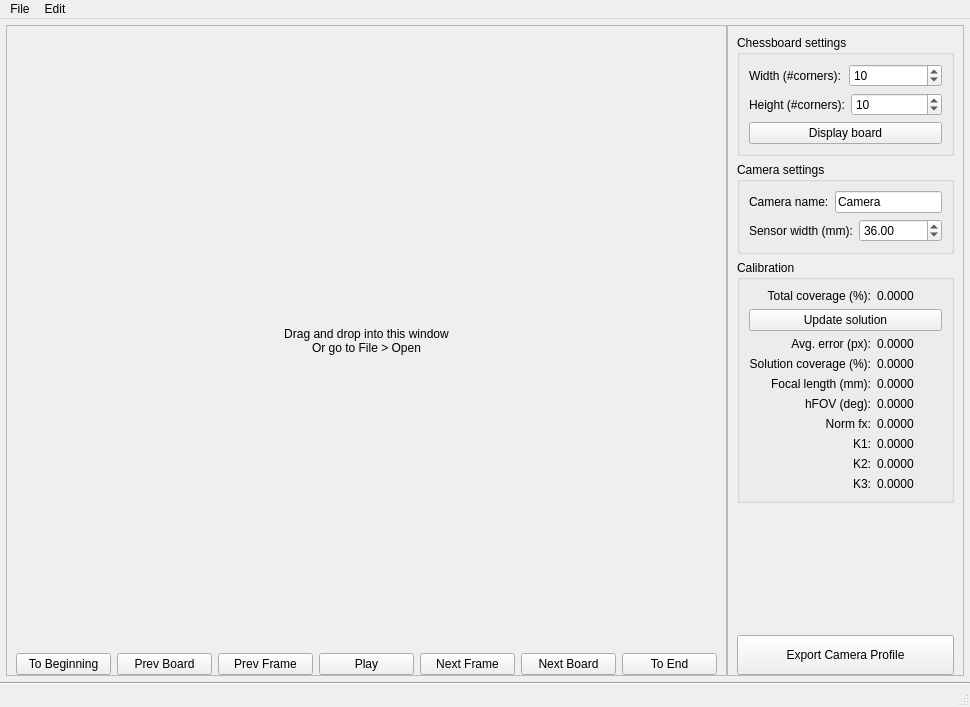
This is src/window.ui in YaannSloot/Blender-Camera-Calibration-Tool as Qt 5 draws it before an edit. The edited form follows.
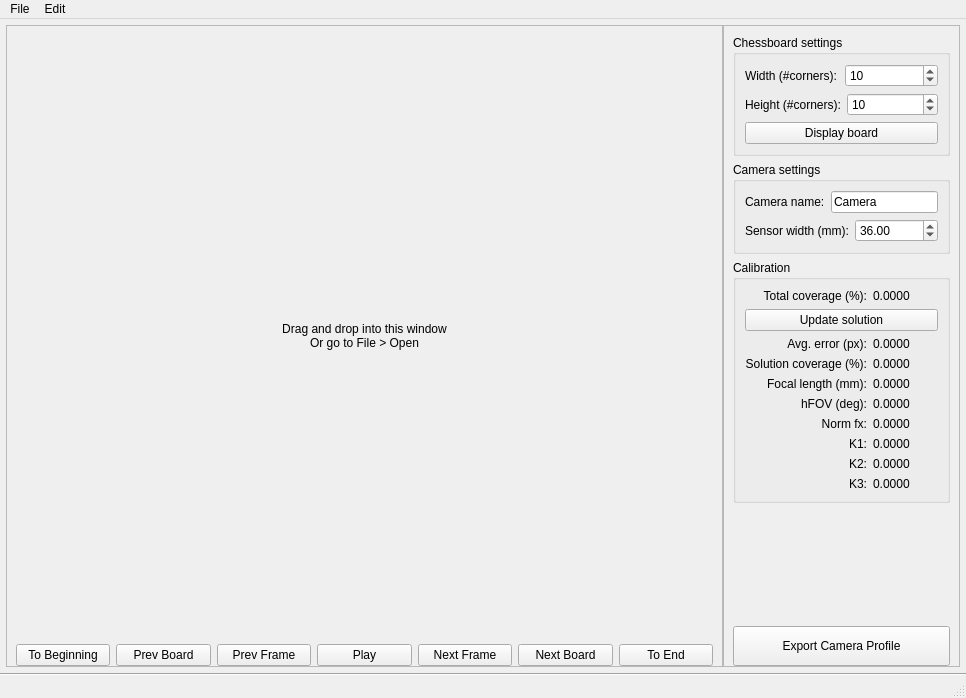
This is the edited form.

Patch:
```diff
--- a/src/window.ui
+++ b/src/window.ui
@@ -6,8 +6,8 @@
    <rect>
     <x>0</x>
     <y>0</y>
-    <width>970</width>
-    <height>707</height>
+    <width>966</width>
+    <height>698</height>
    </rect>
   </property>
   <property name="acceptDrops">
@@ -603,7 +603,7 @@
     <rect>
      <x>0</x>
      <y>0</y>
-     <width>970</width>
+     <width>966</width>
      <height>22</height>
     </rect>
    </property>
```
Left out of the diff: 9 changed lines with no effect on the pictures.
